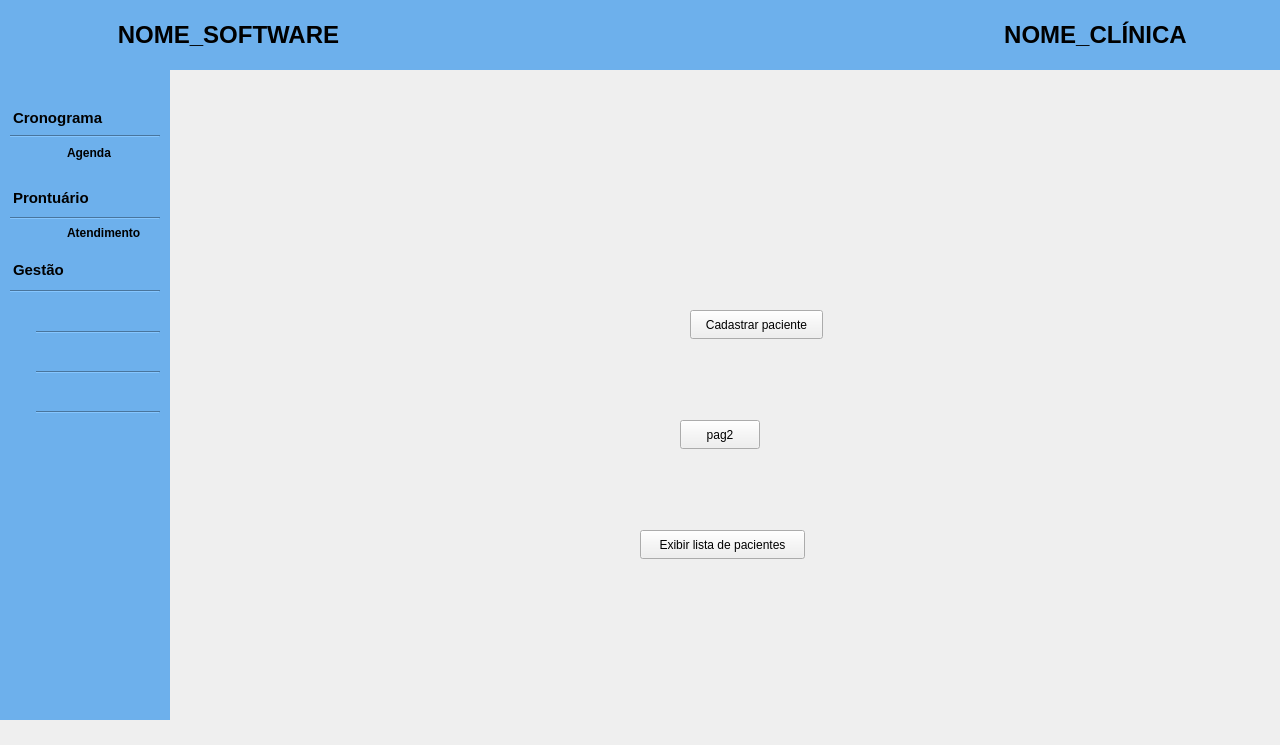
The window that clinica_cpp/mainwindow.ui (juander/Projeto_CPP) describes before a commit, drawn with Qt 5.
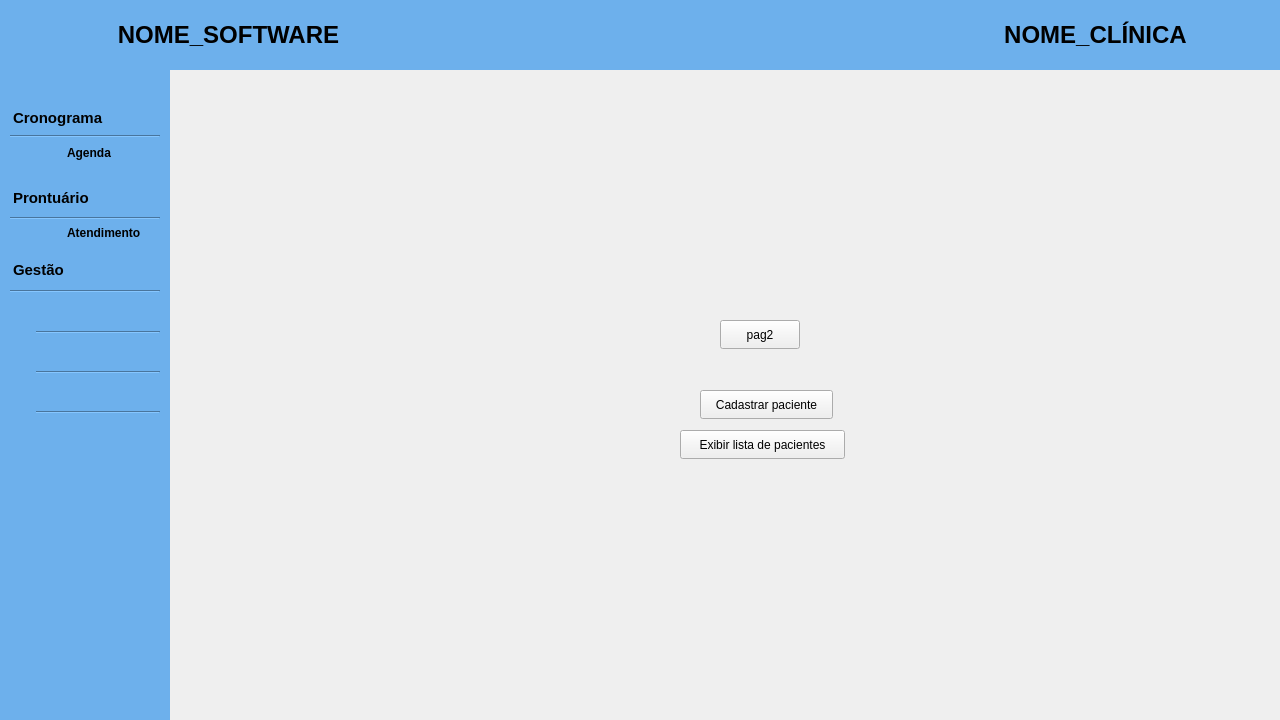
The same window after the commit.

What changed in the file:
```diff
--- a/clinica_cpp/mainwindow.ui
+++ b/clinica_cpp/mainwindow.ui
@@ -10,19 +10,19 @@
     <x>0</x>
     <y>0</y>
     <width>1280</width>
-    <height>745</height>
+    <height>720</height>
    </rect>
   </property>
   <property name="minimumSize">
    <size>
     <width>1280</width>
-    <height>745</height>
+    <height>720</height>
    </size>
   </property>
   <property name="maximumSize">
    <size>
     <width>1280</width>
-    <height>745</height>
+    <height>720</height>
    </size>
   </property>
   <property name="windowTitle">
@@ -32,8 +32,8 @@
    <widget class="QPushButton" name="btnCadastrar">
     <property name="geometry">
      <rect>
-      <x>690</x>
-      <y>310</y>
+      <x>700</x>
+      <y>390</y>
       <width>133</width>
       <height>29</height>
      </rect>
@@ -45,8 +45,8 @@
    <widget class="QPushButton" name="pushButton">
     <property name="geometry">
      <rect>
-      <x>680</x>
-      <y>420</y>
+      <x>720</x>
+      <y>320</y>
       <width>80</width>
       <height>29</height>
      </rect>
@@ -58,8 +58,8 @@
    <widget class="QPushButton" name="btnExibir">
     <property name="geometry">
      <rect>
-      <x>640</x>
-      <y>530</y>
+      <x>680</x>
+      <y>430</y>
       <width>165</width>
       <height>29</height>
      </rect>
```
